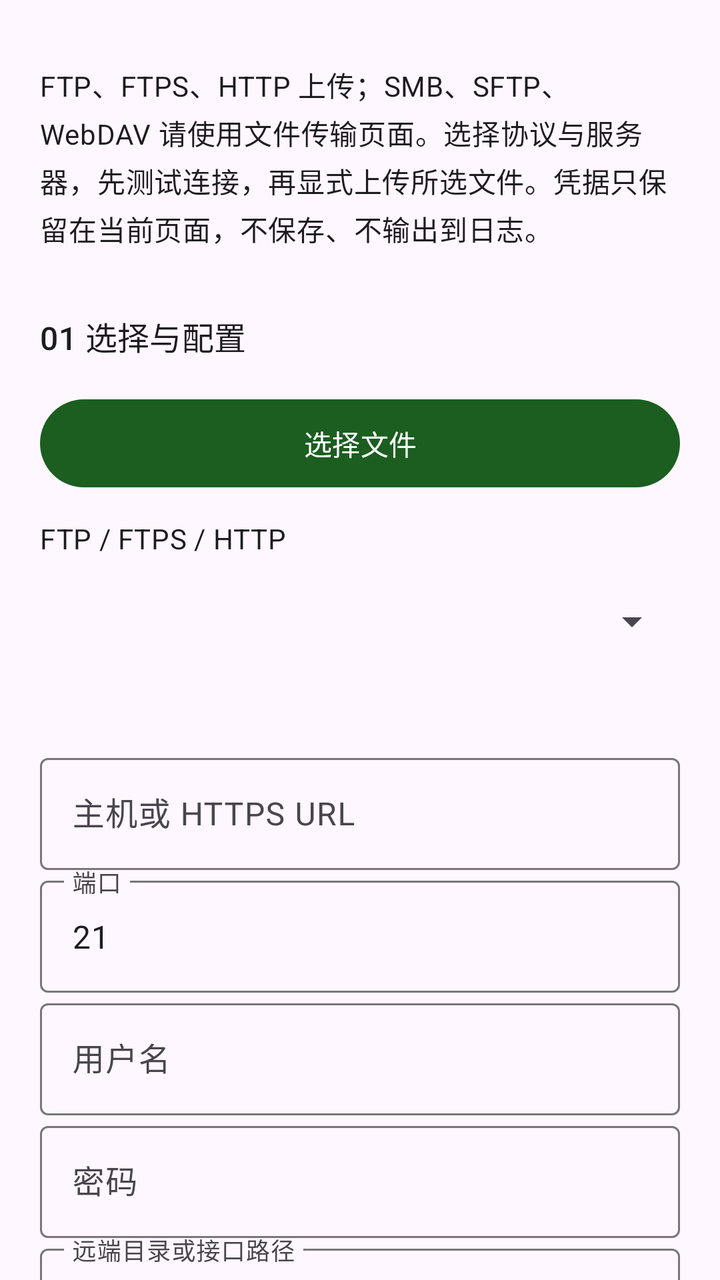
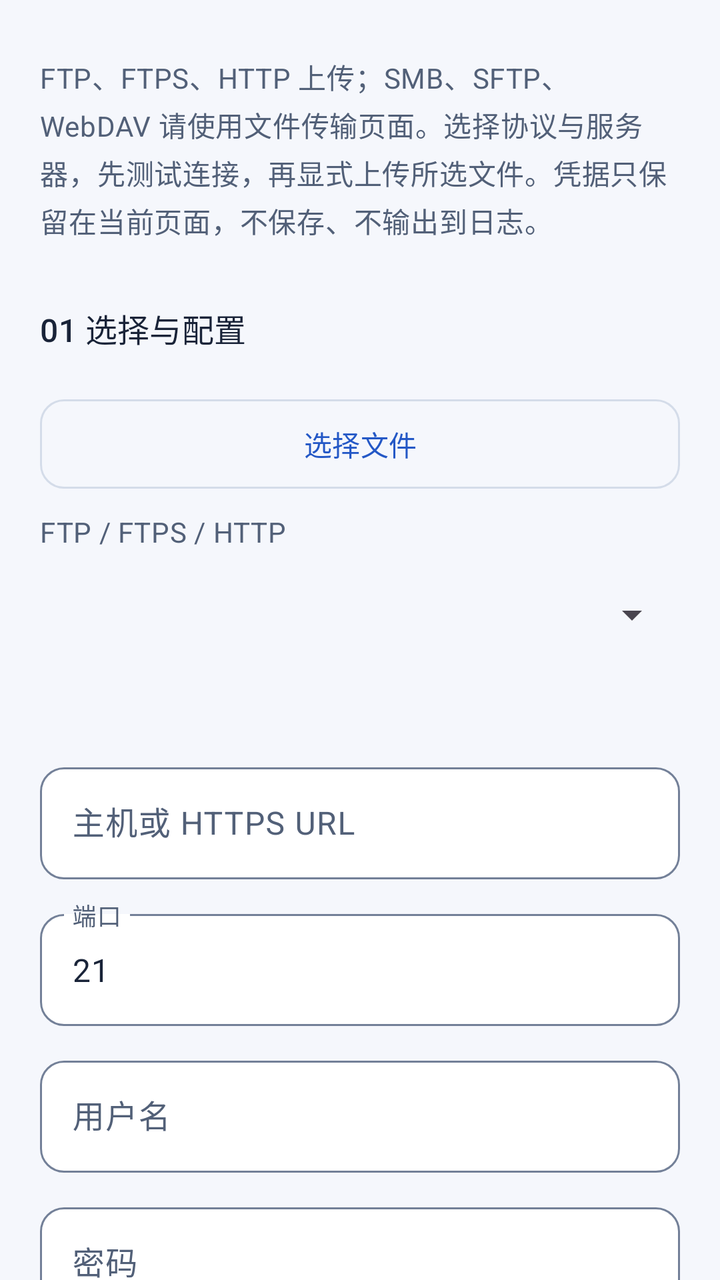

Screens rendered from an Android XML layout before and after an edit, with the pre-edit source and the edit as a unified diff.
<!-- AndroidManifest.xml: another module's application theme Theme.DevLib -->
<!-- res/layout/demo_upload.xml -->
<?xml version='1.0' encoding='utf-8'?>
<ScrollView xmlns:android="http://schemas.android.com/apk/res/android" android:layout_width="match_parent" android:layout_height="match_parent" android:fillViewport="true" android:scrollbars="none" android:clipToPadding="false">
    <LinearLayout style="@style/Demo.Page">
        <TextView style="@style/Demo.Label" android:text="@string/demo_upload_intro" />
        <TextView style="@style/Demo.Heading" android:text="@string/demo_upload_input" />
        <com.google.android.material.button.MaterialButton android:id="@+id/choose" style="@style/Demo.Button" android:text="@string/demo_choose" />
        <TextView style="@style/Demo.Label" android:text="@string/demo_upload_protocol" />
        <Spinner android:id="@+id/protocol" android:layout_width="match_parent" android:layout_height="wrap_content" android:minHeight="48dp" />
        <TextView android:id="@+id/protocolHelp" style="@style/Demo.Label" />
        <com.google.android.material.textfield.TextInputLayout android:layout_width="match_parent" android:layout_height="wrap_content" android:hint="@string/demo_upload_host">
            <com.google.android.material.textfield.TextInputEditText android:id="@+id/host" style="@style/Demo.Input" android:inputType="text" android:text="@string/demo_upload_host_value" android:saveEnabled="true" />
        </com.google.android.material.textfield.TextInputLayout>
        <com.google.android.material.textfield.TextInputLayout android:layout_width="match_parent" android:layout_height="wrap_content" android:hint="@string/demo_upload_port">
            <com.google.android.material.textfield.TextInputEditText android:id="@+id/port" style="@style/Demo.Input" android:inputType="number" android:text="@string/demo_upload_port_value" android:saveEnabled="true" />
        </com.google.android.material.textfield.TextInputLayout>
        <com.google.android.material.textfield.TextInputLayout android:layout_width="match_parent" android:layout_height="wrap_content" android:hint="@string/demo_upload_user">
            <com.google.android.material.textfield.TextInputEditText android:id="@+id/user" style="@style/Demo.Input" android:inputType="text" android:text="@string/demo_upload_user_value" android:saveEnabled="true" />
        </com.google.android.material.textfield.TextInputLayout>
        <com.google.android.material.textfield.TextInputLayout android:layout_width="match_parent" android:layout_height="wrap_content" android:hint="@string/demo_upload_password">
            <com.google.android.material.textfield.TextInputEditText android:id="@+id/password" style="@style/Demo.Input" android:inputType="textPassword" android:text="@string/demo_upload_password_value" android:saveEnabled="false" />
        </com.google.android.material.textfield.TextInputLayout>
        <com.google.android.material.textfield.TextInputLayout android:layout_width="match_parent" android:layout_height="wrap_content" android:hint="@string/demo_upload_directory">
            <com.google.android.material.textfield.TextInputEditText android:id="@+id/directory" style="@style/Demo.Input" android:inputType="text" android:text="@string/demo_upload_directory_value" android:saveEnabled="true" />
        </com.google.android.material.textfield.TextInputLayout>
        <TextView style="@style/Demo.Heading" android:text="@string/demo_upload_execute" />
        <com.google.android.material.button.MaterialButton android:id="@+id/test" style="@style/Demo.Button" android:text="@string/demo_upload_test" />
        <com.google.android.material.button.MaterialButton android:id="@+id/upload" style="@style/Demo.Button" android:text="@string/demo_upload_upload" />
        <include android:id="@+id/result" layout="@layout/demo_output" />
    </LinearLayout>
</ScrollView>
<!-- res/layout/demo_output.xml (included above) -->
<?xml version='1.0' encoding='utf-8'?>
<LinearLayout xmlns:android="http://schemas.android.com/apk/res/android" style="@style/Demo.Page" android:padding="0dp">
    <TextView style="@style/Demo.Heading" android:text="@string/demo_output" />
    <TextView android:id="@+id/inputs" style="@style/Demo.Label" android:textIsSelectable="true" />
    <ImageView android:id="@+id/inputPreview" android:layout_width="match_parent" android:layout_height="200dp" android:scaleType="fitCenter" android:contentDescription="@string/workspace_original" android:visibility="gone" />
    <ProgressBar android:id="@+id/progress" style="?android:attr/progressBarStyleHorizontal" android:layout_width="match_parent" android:layout_height="wrap_content" android:visibility="gone" />
    <TextView android:id="@+id/message" style="@style/Demo.Label" android:textIsSelectable="true" />
    <ImageView android:id="@+id/preview" android:layout_width="match_parent" android:layout_height="wrap_content" android:adjustViewBounds="true" android:maxHeight="360dp" android:contentDescription="@string/demo_preview" android:visibility="gone" />
    <com.google.android.material.button.MaterialButton android:id="@+id/cancel" style="@style/Demo.Button" android:text="@string/demo_cancel" android:visibility="gone" />
    <LinearLayout android:layout_width="match_parent" android:layout_height="wrap_content" android:orientation="horizontal">
        <com.google.android.material.button.MaterialButton android:id="@+id/open" style="@style/Demo.Button" android:layout_width="0dp" android:layout_weight="1" android:text="@string/demo_open" />
        <com.google.android.material.button.MaterialButton android:id="@+id/share" style="@style/Demo.Button" android:layout_width="0dp" android:layout_weight="1" android:text="@string/demo_share" />
    </LinearLayout>
    <com.google.android.material.button.MaterialButton android:id="@+id/save" style="@style/Demo.Button" android:text="@string/workspace_save" />
    <com.google.android.material.button.MaterialButton android:id="@+id/continueWith" style="@style/Demo.Button" android:text="@string/workspace_continue" />
</LinearLayout>
<!-- resources referenced by this layout -->
<resources>
  <style name="Demo.Button" parent="">
          <item name="android:layout_width">match_parent</item>
          <item name="android:layout_height">wrap_content</item>
          <item name="android:minHeight">52dp</item>
          <item name="android:layout_marginTop">8dp</item>
      </style>
  <style name="Demo.Heading" parent="Demo.Label">
          <item name="android:textAppearance">?attr/textAppearanceTitleMedium</item>
          <item name="android:layout_marginTop">24dp</item>
      </style>
  <style name="Demo.Input" parent="">
          <item name="android:layout_width">match_parent</item>
          <item name="android:layout_height">wrap_content</item>
          <item name="android:minHeight">56dp</item>
          <item name="android:layout_marginTop">8dp</item>
          <item name="android:importantForAutofill">no</item>
      </style>
  <style name="Demo.Label" parent="">
          <item name="android:layout_width">match_parent</item>
          <item name="android:layout_height">wrap_content</item>
          <item name="android:textAppearance">?attr/textAppearanceBodyMedium</item>
          <item name="android:layout_marginTop">12dp</item>
          <item name="android:layout_marginBottom">8dp</item>
      </style>
  <style name="Demo.Page" parent="">
          <item name="android:orientation">vertical</item>
          <item name="android:padding">20dp</item>
          <item name="android:layout_width">match_parent</item>
          <item name="android:layout_height">wrap_content</item>
      </style>
  <style name="Theme.DevLib" parent="Theme.Material3.DayNight.NoActionBar">
          <item name="colorPrimary">@color/primary</item>
          <item name="colorOnPrimary">@color/on_primary</item>
          <item name="android:statusBarColor">@android:color/transparent</item>
          <item name="android:navigationBarColor">@android:color/transparent</item>
          <item name="android:windowLightStatusBar">true</item>
          <item name="android:windowLightNavigationBar">true</item>
          <item name="android:enforceNavigationBarContrast">false</item>
      </style>
  <color name="primary">#1B5E20</color>
  <color name="on_primary">#FFFFFF</color>
  <!-- unchanged entries left out for length: 25 -->
</resources>

<!-- the commit's change to res/layout/demo_upload.xml (unified diff, before → after) -->
@@ -7,40 +7,40 @@
         <TextView style="@style/Demo.Label" android:text="@string/demo_upload_protocol" />
         <Spinner android:id="@+id/protocol" android:layout_width="match_parent" android:layout_height="wrap_content" android:minHeight="48dp" />
         <TextView android:id="@+id/protocolHelp" style="@style/Demo.Label" />
-        <com.google.android.material.textfield.TextInputLayout android:layout_width="match_parent" android:layout_height="wrap_content" android:hint="@string/demo_upload_host">
+        <com.google.android.material.textfield.TextInputLayout style="@style/Demo.TextInputLayout" android:layout_width="match_parent" android:layout_height="wrap_content" android:hint="@string/demo_upload_host">
             <com.google.android.material.textfield.TextInputEditText android:id="@+id/host" style="@style/Demo.Input" android:inputType="text" android:text="@string/demo_upload_host_value" android:saveEnabled="true" />
         </com.google.android.material.textfield.TextInputLayout>
-        <com.google.android.material.textfield.TextInputLayout android:layout_width="match_parent" android:layout_height="wrap_content" android:hint="@string/demo_upload_port">
+        <com.google.android.material.textfield.TextInputLayout style="@style/Demo.TextInputLayout" android:layout_width="match_parent" android:layout_height="wrap_content" android:hint="@string/demo_upload_port">
             <com.google.android.material.textfield.TextInputEditText android:id="@+id/port" style="@style/Demo.Input" android:inputType="number" android:text="@string/demo_upload_port_value" android:saveEnabled="true" />
         </com.google.android.material.textfield.TextInputLayout>
-        <com.google.android.material.textfield.TextInputLayout android:layout_width="match_parent" android:layout_height="wrap_content" android:hint="@string/demo_upload_user">
+        <com.google.android.material.textfield.TextInputLayout style="@style/Demo.TextInputLayout" android:layout_width="match_parent" android:layout_height="wrap_content" android:hint="@string/demo_upload_user">
             <com.google.android.material.textfield.TextInputEditText android:id="@+id/user" style="@style/Demo.Input" android:inputType="text" android:text="@string/demo_upload_user_value" android:saveEnabled="true" />
         </com.google.android.material.textfield.TextInputLayout>
-        <com.google.android.material.textfield.TextInputLayout android:layout_width="match_parent" android:layout_height="wrap_content" android:hint="@string/demo_upload_password">
+        <com.google.android.material.textfield.TextInputLayout style="@style/Demo.TextInputLayout" android:layout_width="match_parent" android:layout_height="wrap_content" android:hint="@string/demo_upload_password">
             <com.google.android.material.textfield.TextInputEditText android:id="@+id/password" style="@style/Demo.Input" android:inputType="textPassword" android:text="@string/demo_upload_password_value" android:saveEnabled="false" />
         </com.google.android.material.textfield.TextInputLayout>
-        <com.google.android.material.textfield.TextInputLayout android:layout_width="match_parent" android:layout_height="wrap_content" android:hint="@string/demo_upload_directory">
+        <com.google.android.material.textfield.TextInputLayout style="@style/Demo.TextInputLayout" android:layout_width="match_parent" android:layout_height="wrap_content" android:hint="@string/demo_upload_directory">
             <com.google.android.material.textfield.TextInputEditText android:id="@+id/directory" style="@style/Demo.Input" android:inputType="text" android:text="@string/demo_upload_directory_value" android:saveEnabled="true" />
         </com.google.android.material.textfield.TextInputLayout>
         <TextView style="@style/Demo.Heading" android:text="@string/demo_upload_execute" />
         <com.google.android.material.button.MaterialButton android:id="@+id/test" style="@style/Demo.Button" android:text="@string/demo_upload_test" />
-        <com.google.android.material.button.MaterialButton android:id="@+id/upload" style="@style/Demo.Button" android:text="@string/demo_upload_upload" />
+        <com.google.android.material.button.MaterialButton android:id="@+id/upload" style="@style/Demo.Button.Primary" android:text="@string/demo_upload_upload" />
         <include android:id="@+id/result" layout="@layout/demo_output" />
     </LinearLayout>
 </ScrollView>
 <!-- res/layout/demo_output.xml (included above) -->
 <?xml version='1.0' encoding='utf-8'?>
-<LinearLayout xmlns:android="http://schemas.android.com/apk/res/android" style="@style/Demo.Page" android:padding="0dp">
-    <TextView style="@style/Demo.Heading" android:text="@string/demo_output" />
+<LinearLayout xmlns:android="http://schemas.android.com/apk/res/android" style="@style/Demo.Page" android:padding="16dp" android:layout_marginTop="24dp" android:background="@drawable/demo_result_surface">
+    <TextView style="@style/Demo.Heading" android:layout_marginTop="0dp" android:text="@string/demo_output" />
     <TextView android:id="@+id/inputs" style="@style/Demo.Label" android:textIsSelectable="true" />
     <ImageView android:id="@+id/inputPreview" android:layout_width="match_parent" android:layout_height="200dp" android:scaleType="fitCenter" android:contentDescription="@string/workspace_original" android:visibility="gone" />
     <ProgressBar android:id="@+id/progress" style="?android:attr/progressBarStyleHorizontal" android:layout_width="match_parent" android:layout_height="wrap_content" android:visibility="gone" />
-    <TextView android:id="@+id/message" style="@style/Demo.Label" android:textIsSelectable="true" />
+    <TextView android:id="@+id/message" style="@style/Demo.Label" android:accessibilityLiveRegion="polite" android:textIsSelectable="true" />
     <ImageView android:id="@+id/preview" android:layout_width="match_parent" android:layout_height="wrap_content" android:adjustViewBounds="true" android:maxHeight="360dp" android:contentDescription="@string/demo_preview" android:visibility="gone" />
-    <com.google.android.material.button.MaterialButton android:id="@+id/cancel" style="@style/Demo.Button" android:text="@string/demo_cancel" android:visibility="gone" />
+    <com.google.android.material.button.MaterialButton android:id="@+id/cancel" style="@style/Demo.Button.Danger" android:text="@string/demo_cancel" android:visibility="gone" />
     <LinearLayout android:layout_width="match_parent" android:layout_height="wrap_content" android:orientation="horizontal">
-        <com.google.android.material.button.MaterialButton android:id="@+id/open" style="@style/Demo.Button" android:layout_width="0dp" android:layout_weight="1" android:text="@string/demo_open" />
-        <com.google.android.material.button.MaterialButton android:id="@+id/share" style="@style/Demo.Button" android:layout_width="0dp" android:layout_weight="1" android:text="@string/demo_share" />
+        <com.google.android.material.button.MaterialButton android:id="@+id/open" style="@style/Demo.Button.Primary" android:layout_marginEnd="4dp" android:layout_width="0dp" android:layout_weight="1" android:text="@string/demo_open" />
+        <com.google.android.material.button.MaterialButton android:id="@+id/share" style="@style/Demo.Button" android:layout_marginStart="4dp" android:layout_width="0dp" android:layout_weight="1" android:text="@string/demo_share" />
     </LinearLayout>
     <com.google.android.material.button.MaterialButton android:id="@+id/save" style="@style/Demo.Button" android:text="@string/workspace_save" />
     <com.google.android.material.button.MaterialButton android:id="@+id/continueWith" style="@style/Demo.Button" android:text="@string/workspace_continue" />
<!-- resource entries referenced after the edit -->
@@ -1,46 +1,130 @@
 <!-- resources referenced by this layout -->
 <resources>
-  <style name="Demo.Button" parent="">
+  <!-- drawable demo_result_surface (drawable) -->
+  <shape xmlns:android="http://schemas.android.com/apk/res/android" android:shape="rectangle">
+      <solid android:color="@color/dev_surface_card" />
+      <corners android:radius="16dp" />
+      <stroke android:width="1dp" android:color="@color/dev_outline_variant" />
+  </shape>
+  <style name="Demo.Button" parent="Widget.Material3.Button.OutlinedButton">
           <item name="android:layout_width">match_parent</item>
           <item name="android:layout_height">wrap_content</item>
-          <item name="android:minHeight">52dp</item>
+          <item name="android:minHeight">48dp</item>
+          <item name="android:minWidth">0dp</item>
           <item name="android:layout_marginTop">8dp</item>
+          <item name="android:textAllCaps">false</item>
+          <item name="cornerRadius">12dp</item>
+          <item name="strokeColor">@color/dev_outline_variant</item>
+          <item name="android:paddingTop">12dp</item>
+          <item name="android:paddingBottom">12dp</item>
+      </style>
+  <style name="Demo.Button.Danger" parent="Demo.Button">
+          <item name="android:textColor">@color/dev_error</item>
+      </style>
+  <style name="Demo.Button.Primary" parent="Widget.Material3.Button">
+          <item name="android:layout_width">match_parent</item>
+          <item name="android:layout_height">wrap_content</item>
+          <item name="android:minHeight">48dp</item>
+          <item name="android:minWidth">0dp</item>
+          <item name="android:layout_marginTop">8dp</item>
+          <item name="android:textAllCaps">false</item>
+          <item name="cornerRadius">12dp</item>
+          <item name="android:paddingTop">12dp</item>
+          <item name="android:paddingBottom">12dp</item>
       </style>
   <style name="Demo.Heading" parent="Demo.Label">
           <item name="android:textAppearance">?attr/textAppearanceTitleMedium</item>
+          <item name="android:textColor">@color/feature_res_on_surface</item>
           <item name="android:layout_marginTop">24dp</item>
+          <item name="android:layout_marginBottom">12dp</item>
+          <item name="android:accessibilityHeading">true</item>
       </style>
   <style name="Demo.Input" parent="">
           <item name="android:layout_width">match_parent</item>
           <item name="android:layout_height">wrap_content</item>
           <item name="android:minHeight">56dp</item>
-          <item name="android:layout_marginTop">8dp</item>
           <item name="android:importantForAutofill">no</item>
       </style>
   <style name="Demo.Label" parent="">
           <item name="android:layout_width">match_parent</item>
           <item name="android:layout_height">wrap_content</item>
           <item name="android:textAppearance">?attr/textAppearanceBodyMedium</item>
-          <item name="android:layout_marginTop">12dp</item>
+          <item name="android:textColor">@color/dev_on_surface_variant</item>
+          <item name="android:lineSpacingExtra">3dp</item>
+          <item name="android:layout_marginTop">8dp</item>
           <item name="android:layout_marginBottom">8dp</item>
       </style>
   <style name="Demo.Page" parent="">
           <item name="android:orientation">vertical</item>
           <item name="android:padding">20dp</item>
+          <item name="android:paddingBottom">32dp</item>
           <item name="android:layout_width">match_parent</item>
           <item name="android:layout_height">wrap_content</item>
       </style>
+  <style name="Demo.TextInputLayout" parent="Widget.Material3.TextInputLayout.OutlinedBox">
+          <item name="android:layout_marginTop">12dp</item>
+          <item name="boxCornerRadiusTopStart">12dp</item>
+          <item name="boxCornerRadiusTopEnd">12dp</item>
+          <item name="boxCornerRadiusBottomStart">12dp</item>
+          <item name="boxCornerRadiusBottomEnd">12dp</item>
+          <item name="boxBackgroundColor">@color/dev_surface_card</item>
+      </style>
   <style name="Theme.DevLib" parent="Theme.Material3.DayNight.NoActionBar">
-          <item name="colorPrimary">@color/primary</item>
-          <item name="colorOnPrimary">@color/on_primary</item>
+          <item name="colorPrimary">@color/dev_primary</item>
+          <item name="colorOnPrimary">@color/dev_on_primary</item>
+          <item name="colorPrimaryContainer">@color/dev_primary_container</item>
+          <item name="colorOnPrimaryContainer">@color/dev_on_primary_container</item>
+          <item name="colorSecondary">@color/dev_secondary</item>
+          <item name="colorOnSecondary">@color/dev_on_secondary</item>
+          <item name="colorSecondaryContainer">@color/dev_secondary_container</item>
+          <item name="colorOnSecondaryContainer">@color/dev_on_secondary_container</item>
+          <item name="colorTertiary">@color/dev_secondary</item>
+          <item name="colorOnTertiary">@color/dev_on_secondary</item>
+          <item name="colorTertiaryContainer">@color/dev_secondary_container</item>
+          <item name="colorOnTertiaryContainer">@color/dev_on_secondary_container</item>
+          <item name="android:colorBackground">@color/feature_res_surface</item>
+          <item name="android:windowBackground">@color/feature_res_surface</item>
+          <item name="colorOnBackground">@color/feature_res_on_surface</item>
+          <item name="colorSurface">@color/dev_surface_card</item>
+          <item name="colorOnSurface">@color/feature_res_on_surface</item>
+          <item name="colorSurfaceVariant">@color/dev_surface_variant</item>
+          <item name="colorOnSurfaceVariant">@color/dev_on_surface_variant</item>
+          <item name="colorSurfaceContainer">@color/dev_surface_card</item>
+          <item name="colorSurfaceContainerLow">@color/dev_surface_card</item>
+          <item name="colorSurfaceContainerHigh">@color/dev_surface_variant</item>
+          <item name="colorOutline">@color/dev_outline</item>
+          <item name="colorOutlineVariant">@color/dev_outline_variant</item>
+          <item name="colorError">@color/dev_error</item>
+          <item name="colorOnError">@color/dev_on_error</item>
+          <item name="colorErrorContainer">@color/dev_error_container</item>
+          <item name="colorOnErrorContainer">@color/dev_on_error_container</item>
+          <item name="textInputStyle">@style/Demo.TextInputLayout</item>
+          <item name="materialButtonStyle">@style/Demo.Button.Primary</item>
+          
+          <item name="android:windowLightStatusBar">@bool/dev_light_system_bars</item>
+          <item name="android:windowLightNavigationBar">@bool/dev_light_system_bars</item>
           <item name="android:statusBarColor">@android:color/transparent</item>
           <item name="android:navigationBarColor">@android:color/transparent</item>
-          <item name="android:windowLightStatusBar">true</item>
-          <item name="android:windowLightNavigationBar">true</item>
-          <item name="android:enforceNavigationBarContrast">false</item>
       </style>
-  <color name="primary">#1B5E20</color>
-  <color name="on_primary">#FFFFFF</color>
+  <color name="dev_surface_card">#FFFFFF</color>
+  <color name="dev_outline_variant">#D4DCE9</color>
+  <color name="dev_error">#B3261E</color>
+  <color name="feature_res_on_surface">#192338</color>
+  <color name="dev_on_surface_variant">#526078</color>
+  <color name="dev_primary">#2458C6</color>
+  <color name="dev_on_primary">#FFFFFF</color>
+  <color name="dev_primary_container">#DFE8FF</color>
+  <color name="dev_on_primary_container">#163567</color>
+  <color name="dev_secondary">#146C70</color>
+  <color name="dev_on_secondary">#FFFFFF</color>
+  <color name="dev_secondary_container">#D8F1F0</color>
+  <color name="dev_on_secondary_container">#124F53</color>
+  <color name="feature_res_surface">#F5F7FC</color>
+  <color name="dev_surface_variant">#E9EDF5</color>
+  <color name="dev_outline">#738098</color>
+  <color name="dev_on_error">#FFFFFF</color>
+  <color name="dev_error_container">#FCE3DF</color>
+  <color name="dev_on_error_container">#761F19</color>
   <!-- unchanged entries left out for length: 25 -->
 </resources>
 
